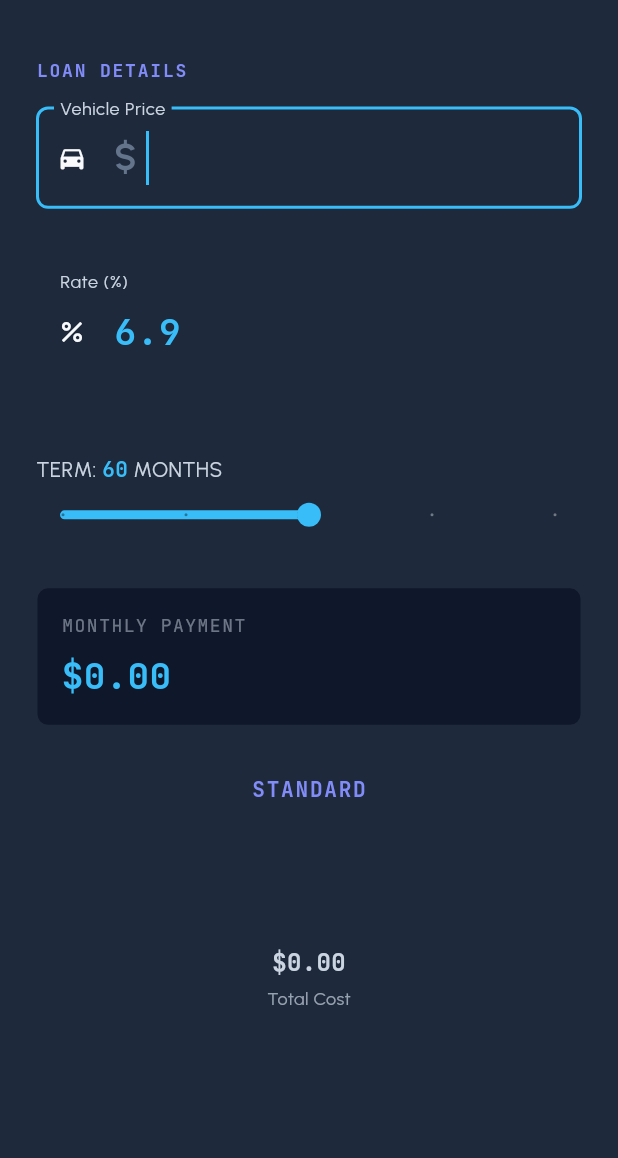
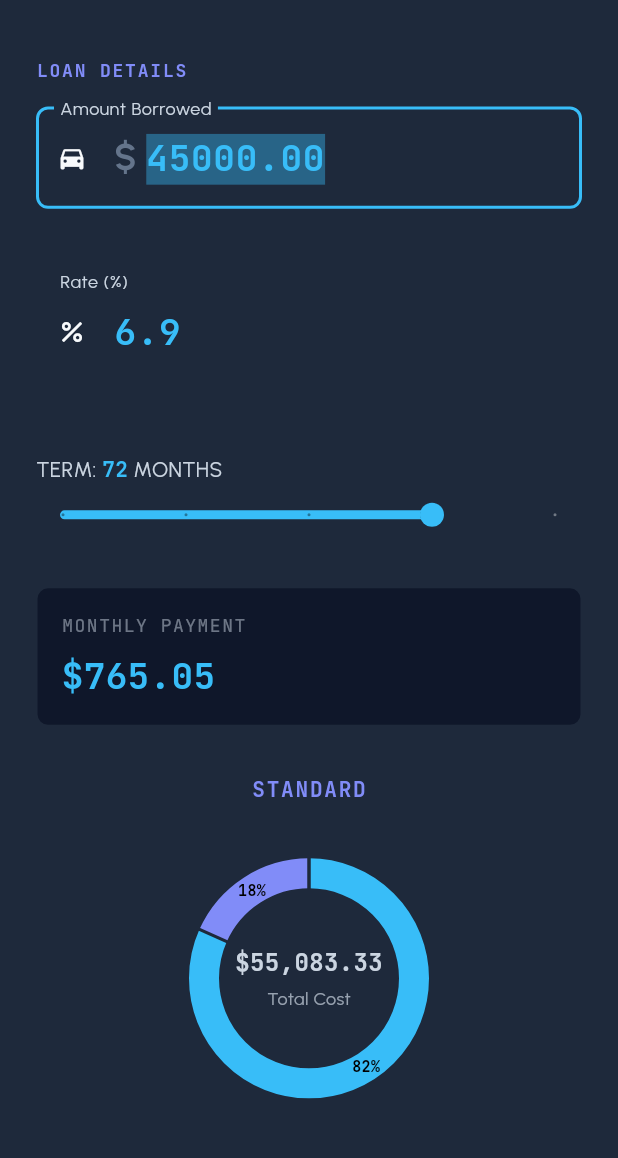
Before and after one commit to seanzmc/stingcalc_flutter, a Flutter app: the screen it shows after launch, on a phone screen of 412 x 824 dp, the part 63-1221 px from its top. Run offline on Flutter 3.47's test engine with Material 3 defaults, Android fonts, the phone set to English and light mode, and no system bars; drawn by our look-alikes of fl_chart; our stand-ins replace font_awesome_flutter, google_fonts.

Commit message:
added default value to dollar amount in payment calc

```diff
--- a/lib/payment_calculator_screen.dart
+++ b/lib/payment_calculator_screen.dart
@@ -28,7 +28,7 @@ class _PaymentCalculatorScreenState extends State<PaymentCalculatorScreen> {
   final _termFocusNode = FocusNode();
 
   double _rate = 6.9;
-  int _term = 60;
+  int _term = 72;
 
   // Focus Nodes
 
@@ -47,6 +47,8 @@ class _PaymentCalculatorScreenState extends State<PaymentCalculatorScreen> {
     super.initState();
     if (widget.initialLoanAmount != null) {
       _loanAmountController.text = widget.initialLoanAmount!.toStringAsFixed(2);
+    } else {
+      _loanAmountController.text = '45000.00';
     }
     _rateController.text = _rate.toStringAsFixed(1);
 
@@ -177,7 +179,7 @@ class _PaymentCalculatorScreenState extends State<PaymentCalculatorScreen> {
           const SizedBox(height: 16),
           _buildTextField(
             controller: _loanAmountController,
-            label: 'Vehicle Price',
+            label: 'Amount Borrowed',
             icon: Icons.directions_car,
             focusNode: _loanAmountFocusNode,
             autofocus: true,
```
